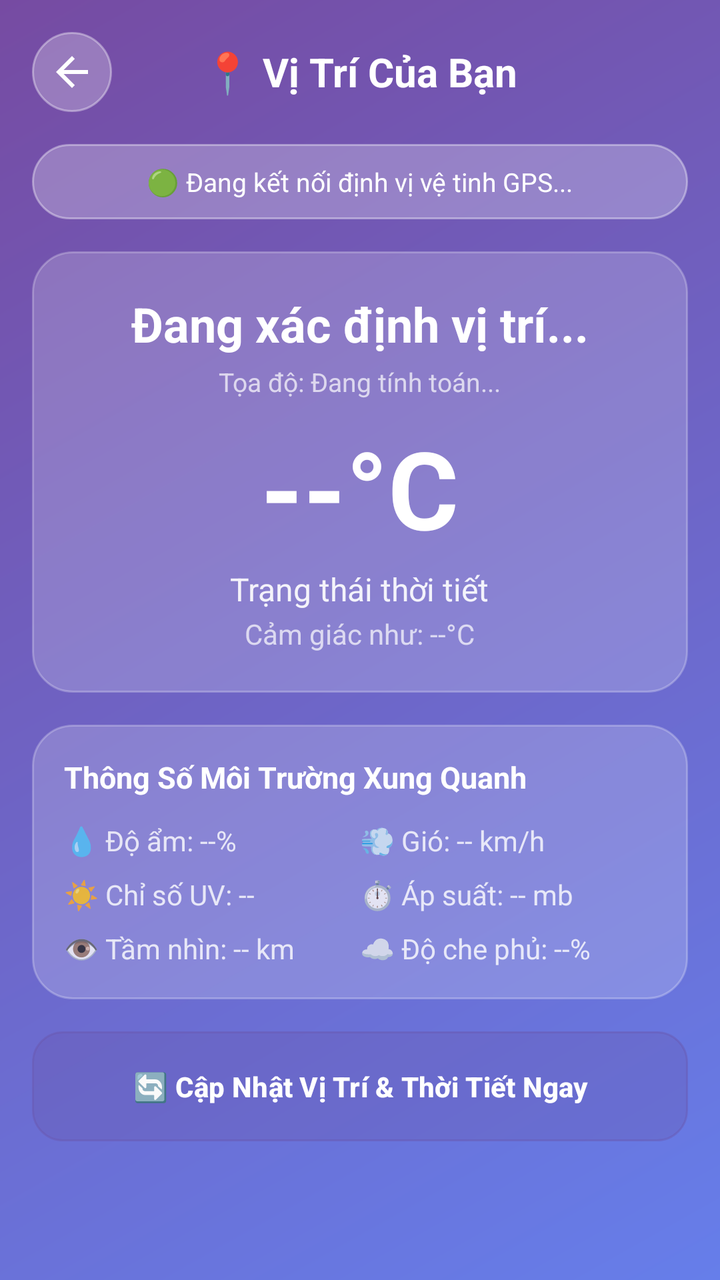
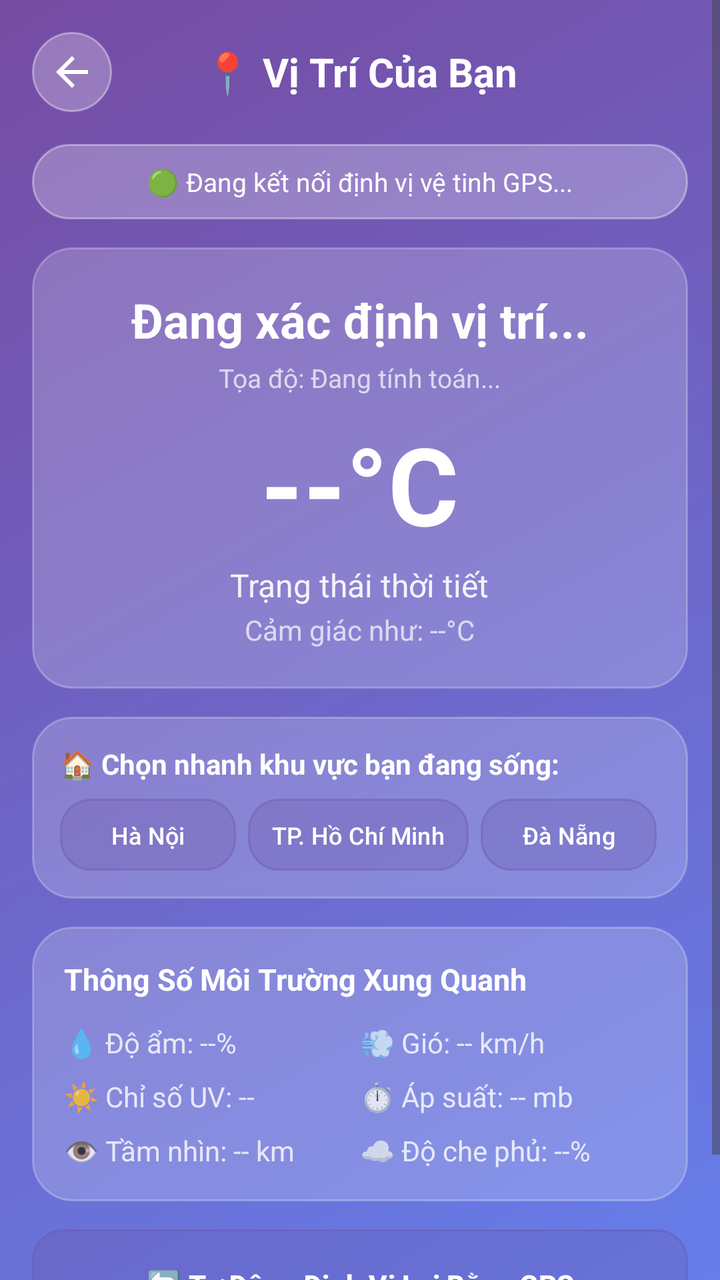

An Android layout rendered at two revisions. The XML below is the earlier revision; the diff shows what the commit changed to produce the second picture.
<!-- AndroidManifest.xml: application theme Theme.DuBaoThoiTiet -->
<!-- res/layout/activity_current_location.xml -->
<?xml version="1.0" encoding="utf-8"?>
<ScrollView xmlns:android="http://schemas.android.com/apk/res/android"
    xmlns:app="http://schemas.android.com/apk/res-auto"
    android:layout_width="match_parent"
    android:layout_height="match_parent"
    android:background="@drawable/gradient_background"
    android:fillViewport="true"
    android:fitsSystemWindows="true">

    <LinearLayout
        android:layout_width="match_parent"
        android:layout_height="wrap_content"
        android:orientation="vertical"
        android:padding="16dp">

        
        <LinearLayout
            android:layout_width="match_parent"
            android:layout_height="wrap_content"
            android:orientation="horizontal"
            android:gravity="center_vertical"
            android:layout_marginBottom="16dp">

            <ImageButton
                android:id="@+id/btnBackCurrentLoc"
                android:layout_width="40dp"
                android:layout_height="40dp"
                android:src="@drawable/ic_back"
                android:background="@drawable/button_circle"
                android:contentDescription="Quay lại"
                app:tint="@android:color/white" />

            <TextView
                android:layout_width="0dp"
                android:layout_height="wrap_content"
                android:layout_weight="1"
                android:text="📍 Vị Trí Của Bạn"
                android:textColor="@android:color/white"
                android:textSize="20sp"
                android:textStyle="bold"
                android:gravity="center"
                android:layout_marginEnd="40dp"/>
        </LinearLayout>

        
        <LinearLayout
            android:layout_width="match_parent"
            android:layout_height="wrap_content"
            android:orientation="horizontal"
            android:gravity="center"
            android:background="@drawable/search_background"
            android:padding="10dp"
            android:layout_marginBottom="16dp">

            <TextView
                android:id="@+id/tvGpsStatus"
                android:layout_width="wrap_content"
                android:layout_height="wrap_content"
                android:text="🟢 Đang kết nối định vị vệ tinh GPS..."
                android:textColor="@android:color/white"
                android:textSize="13sp"/>
        </LinearLayout>

        
        <LinearLayout
            android:layout_width="match_parent"
            android:layout_height="wrap_content"
            android:orientation="vertical"
            android:gravity="center"
            android:background="@drawable/card_background"
            android:padding="20dp"
            android:layout_marginBottom="16dp">

            <TextView
                android:id="@+id/tvCurrentLocCity"
                android:layout_width="wrap_content"
                android:layout_height="wrap_content"
                android:text="Đang xác định vị trí..."
                android:textColor="@android:color/white"
                android:textSize="24sp"
                android:textStyle="bold"/>

            <TextView
                android:id="@+id/tvCurrentLocCoords"
                android:layout_width="wrap_content"
                android:layout_height="wrap_content"
                android:text="Tọa độ: Đang tính toán..."
                android:textColor="#B3FFFFFF"
                android:textSize="13sp"
                android:layout_marginTop="4dp"/>

            <TextView
                android:id="@+id/tvCurrentLocTemp"
                android:layout_width="wrap_content"
                android:layout_height="wrap_content"
                android:text="--°C"
                android:textColor="@android:color/white"
                android:textSize="54sp"
                android:textStyle="bold"
                android:layout_marginTop="8dp"/>

            <TextView
                android:id="@+id/tvCurrentLocCondition"
                android:layout_width="wrap_content"
                android:layout_height="wrap_content"
                android:text="Trạng thái thời tiết"
                android:textColor="#E6FFFFFF"
                android:textSize="16sp"
                android:layout_marginTop="4dp"/>

            <TextView
                android:id="@+id/tvCurrentLocFeelsLike"
                android:layout_width="wrap_content"
                android:layout_height="wrap_content"
                android:text="Cảm giác như: --°C"
                android:textColor="#B3FFFFFF"
                android:textSize="14sp"
                android:layout_marginTop="2dp"/>
        </LinearLayout>

        
        <LinearLayout
            android:layout_width="match_parent"
            android:layout_height="wrap_content"
            android:orientation="vertical"
            android:background="@drawable/card_background"
            android:padding="16dp"
            android:layout_marginBottom="16dp">

            <TextView
                android:layout_width="wrap_content"
                android:layout_height="wrap_content"
                android:text="Thông Số Môi Trường Xung Quanh"
                android:textColor="@android:color/white"
                android:textSize="15sp"
                android:textStyle="bold"
                android:layout_marginBottom="12dp"/>

            <LinearLayout
                android:layout_width="match_parent"
                android:layout_height="wrap_content"
                android:orientation="horizontal"
                android:weightSum="2"
                android:layout_marginBottom="8dp">

                <TextView
                    android:id="@+id/tvCurrentLocHumidity"
                    android:layout_width="0dp"
                    android:layout_height="wrap_content"
                    android:layout_weight="1"
                    android:text="💧 Độ ẩm: --%"
                    android:textColor="#CCFFFFFF"
                    android:textSize="14sp"/>

                <TextView
                    android:id="@+id/tvCurrentLocWind"
                    android:layout_width="0dp"
                    android:layout_height="wrap_content"
                    android:layout_weight="1"
                    android:text="💨 Gió: -- km/h"
                    android:textColor="#CCFFFFFF"
                    android:textSize="14sp"/>
            </LinearLayout>

            <LinearLayout
                android:layout_width="match_parent"
                android:layout_height="wrap_content"
                android:orientation="horizontal"
                android:weightSum="2"
                android:layout_marginBottom="8dp">

                <TextView
                    android:id="@+id/tvCurrentLocUV"
                    android:layout_width="0dp"
                    android:layout_height="wrap_content"
                    android:layout_weight="1"
                    android:text="☀️ Chỉ số UV: --"
                    android:textColor="#CCFFFFFF"
                    android:textSize="14sp"/>

                <TextView
                    android:id="@+id/tvCurrentLocPressure"
                    android:layout_width="0dp"
                    android:layout_height="wrap_content"
                    android:layout_weight="1"
                    android:text="⏱️ Áp suất: -- mb"
                    android:textColor="#CCFFFFFF"
                    android:textSize="14sp"/>
            </LinearLayout>

            <LinearLayout
                android:layout_width="match_parent"
                android:layout_height="wrap_content"
                android:orientation="horizontal"
                android:weightSum="2">

                <TextView
                    android:id="@+id/tvCurrentLocVisibility"
                    android:layout_width="0dp"
                    android:layout_height="wrap_content"
                    android:layout_weight="1"
                    android:text="👁️ Tầm nhìn: -- km"
                    android:textColor="#CCFFFFFF"
                    android:textSize="14sp"/>

                <TextView
                    android:id="@+id/tvCurrentLocCloud"
                    android:layout_width="0dp"
                    android:layout_height="wrap_content"
                    android:layout_weight="1"
                    android:text="☁️ Độ che phủ: --%"
                    android:textColor="#CCFFFFFF"
                    android:textSize="14sp"/>
            </LinearLayout>

        </LinearLayout>

        
        <Button
            android:id="@+id/btnRefreshLocation"
            android:layout_width="match_parent"
            android:layout_height="wrap_content"
            android:text="🔄 Cập Nhật Vị Trí &amp; Thời Tiết Ngay"
            android:textColor="@android:color/white"
            android:textStyle="bold"
            android:background="@drawable/button_normal"
            android:padding="14dp"
            android:layout_marginBottom="24dp"/>

    </LinearLayout>
</ScrollView>
<!-- resources referenced by this layout -->
<resources>
  <!-- drawable button_circle (drawable) -->
  <?xml version="1.0" encoding="utf-8"?>
  <shape xmlns:android="http://schemas.android.com/apk/res/android"
      android:shape="oval">
      <solid android:color="#40FFFFFF"/>
      <stroke
          android:width="1dp"
          android:color="#60FFFFFF"/>
  </shape>
  <!-- drawable button_normal (drawable) -->
  <?xml version="1.0" encoding="utf-8"?>
  <shape xmlns:android="http://schemas.android.com/apk/res/android"
      android:shape="rectangle">
      <solid android:color="#40FFFFFF"/>
      <corners android:radius="15dp"/>
      <stroke
          android:width="1dp"
          android:color="#60FFFFFF"/>
  </shape>
  <!-- drawable card_background (drawable) -->
  <?xml version="1.0" encoding="utf-8"?>
  <shape xmlns:android="http://schemas.android.com/apk/res/android"
      android:shape="rectangle">
      <solid android:color="#30FFFFFF"/>
      <corners android:radius="20dp"/>
      <stroke
          android:width="1dp"
          android:color="#40FFFFFF"/>
  </shape>
  <!-- drawable gradient_background (drawable) -->
  <?xml version="1.0" encoding="utf-8"?>
  <shape xmlns:android="http://schemas.android.com/apk/res/android">
      <gradient
          android:angle="135"
          android:startColor="#667eea"
          android:endColor="#764ba2"
          android:type="linear"/>
  </shape>
  <!-- drawable ic_back (drawable) -->
  <?xml version="1.0" encoding="utf-8"?>
  <vector xmlns:android="http://schemas.android.com/apk/res/android"
      android:width="24dp"
      android:height="24dp"
      android:viewportWidth="24"
      android:viewportHeight="24">
      <path
          android:fillColor="@android:color/white"
          android:pathData="M20,11H7.83l5.59,-5.59L12,4l-8,8 8,8 1.41,-1.41L7.83,13H20v-2z"/>
  </vector>
  <!-- drawable search_background (drawable) -->
  <?xml version="1.0" encoding="utf-8"?>
  <shape xmlns:android="http://schemas.android.com/apk/res/android"
      android:shape="rectangle">
      <solid android:color="#40FFFFFF"/>
      <corners android:radius="25dp"/>
      <stroke
          android:width="1dp"
          android:color="#60FFFFFF"/>
  </shape>
  <style name="Theme.DuBaoThoiTiet" parent="Base.Theme.DuBaoThoiTiet" />
  <style name="Base.Theme.DuBaoThoiTiet" parent="Theme.Material3.DayNight.NoActionBar">
          <item name="android:fitsSystemWindows">true</item>
      </style>
</resources>

<!-- the commit's change to res/layout/activity_current_location.xml (unified diff, before → after) -->
@@ -50,7 +50,7 @@
             android:gravity="center"
             android:background="@drawable/search_background"
             android:padding="10dp"
-            android:layout_marginBottom="16dp">
+            android:layout_marginBottom="14dp">
 
             <TextView
                 android:id="@+id/tvGpsStatus"
@@ -69,7 +69,7 @@
             android:gravity="center"
             android:background="@drawable/card_background"
             android:padding="20dp"
-            android:layout_marginBottom="16dp">
+            android:layout_marginBottom="14dp">
 
             <TextView
                 android:id="@+id/tvCurrentLocCity"
@@ -124,8 +124,110 @@
             android:layout_height="wrap_content"
             android:orientation="vertical"
             android:background="@drawable/card_background"
+            android:padding="14dp"
+            android:layout_marginBottom="14dp">
+
+            <TextView
+                android:layout_width="wrap_content"
+                android:layout_height="wrap_content"
+                android:text="🏠 Chọn nhanh khu vực bạn đang sống:"
+                android:textColor="@android:color/white"
+                android:textSize="14sp"
+                android:textStyle="bold"
+                android:layout_marginBottom="8dp"/>
+
+            <HorizontalScrollView
+                android:layout_width="match_parent"
+                android:layout_height="wrap_content"
+                android:scrollbars="none">
+
+                <LinearLayout
+                    android:layout_width="wrap_content"
+                    android:layout_height="wrap_content"
+                    android:orientation="horizontal">
+
+                    <Button
+                        android:id="@+id/chipLocHanoi"
+                        android:layout_width="wrap_content"
+                        android:layout_height="36dp"
+                        android:text="Hà Nội"
+                        android:textColor="@android:color/white"
+                        android:textSize="12sp"
+                        android:background="@drawable/button_normal"
+                        android:layout_marginEnd="6dp"
+                        android:paddingLeft="12dp"
+                        android:paddingRight="12dp"/>
+
+                    <Button
+                        android:id="@+id/chipLocHcm"
+                        android:layout_width="wrap_content"
+                        android:layout_height="36dp"
+                        android:text="TP. Hồ Chí Minh"
+                        android:textColor="@android:color/white"
+                        android:textSize="12sp"
+                        android:background="@drawable/button_normal"
+                        android:layout_marginEnd="6dp"
+                        android:paddingLeft="12dp"
+                        android:paddingRight="12dp"/>
+
+                    <Button
+                        android:id="@+id/chipLocDanang"
+                        android:layout_width="wrap_content"
+                        android:layout_height="36dp"
+                        android:text="Đà Nẵng"
+                        android:textColor="@android:color/white"
+                        android:textSize="12sp"
+                        android:background="@drawable/button_normal"
+                        android:layout_marginEnd="6dp"
+                        android:paddingLeft="12dp"
+                        android:paddingRight="12dp"/>
+
+                    <Button
+                        android:id="@+id/chipLocDalat"
+                        android:layout_width="wrap_content"
+                        android:layout_height="36dp"
+                        android:text="Đà Lạt"
+                        android:textColor="@android:color/white"
+                        android:textSize="12sp"
+                        android:background="@drawable/button_normal"
+                        android:layout_marginEnd="6dp"
+                        android:paddingLeft="12dp"
+                        android:paddingRight="12dp"/>
+
+                    <Button
+                        android:id="@+id/chipLocHaiphong"
+                        android:layout_width="wrap_content"
+                        android:layout_height="36dp"
+                        android:text="Hải Phòng"
+                        android:textColor="@android:color/white"
+                        android:textSize="12sp"
+                        android:background="@drawable/button_normal"
+                        android:layout_marginEnd="6dp"
+                        android:paddingLeft="12dp"
+                        android:paddingRight="12dp"/>
+
+                    <Button
+                        android:id="@+id/chipLocCantho"
+                        android:layout_width="wrap_content"
+                        android:layout_height="36dp"
+                        android:text="Cần Thơ"
+                        android:textColor="@android:color/white"
+                        android:textSize="12sp"
+                        android:background="@drawable/button_normal"
+                        android:paddingLeft="12dp"
+                        android:paddingRight="12dp"/>
+                </LinearLayout>
+            </HorizontalScrollView>
+        </LinearLayout>
+
+        
+        <LinearLayout
+            android:layout_width="match_parent"
+            android:layout_height="wrap_content"
+            android:orientation="vertical"
+            android:background="@drawable/card_background"
             android:padding="16dp"
-            android:layout_marginBottom="16dp">
+            android:layout_marginBottom="14dp">
 
             <TextView
                 android:layout_width="wrap_content"
@@ -220,7 +322,7 @@
             android:id="@+id/btnRefreshLocation"
             android:layout_width="match_parent"
             android:layout_height="wrap_content"
-            android:text="🔄 Cập Nhật Vị Trí &amp; Thời Tiết Ngay"
+            android:text="🔄 Tự Động Định Vị Lại Bằng GPS"
             android:textColor="@android:color/white"
             android:textStyle="bold"
             android:background="@drawable/button_normal"
